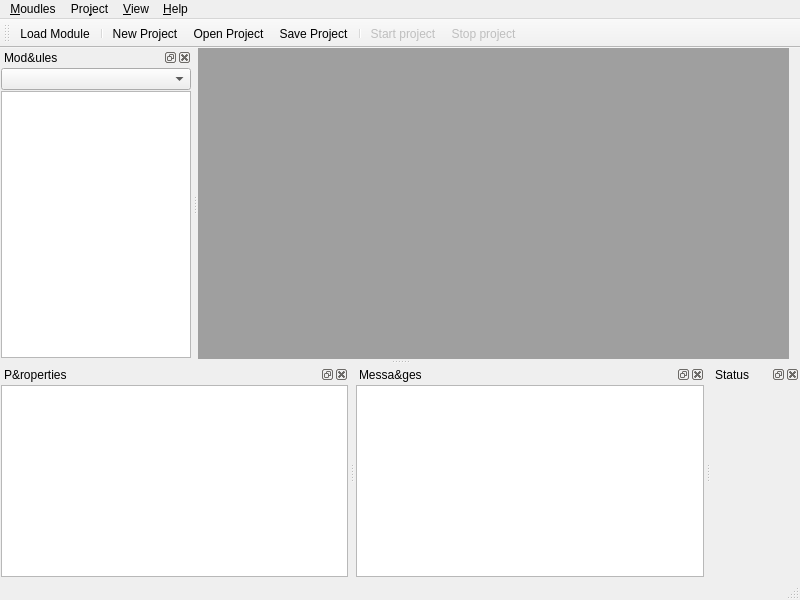
Qt form taskbusplatform/gui/taskbusplatformfrm.ui (b-xiang/taskBus) before a commit.
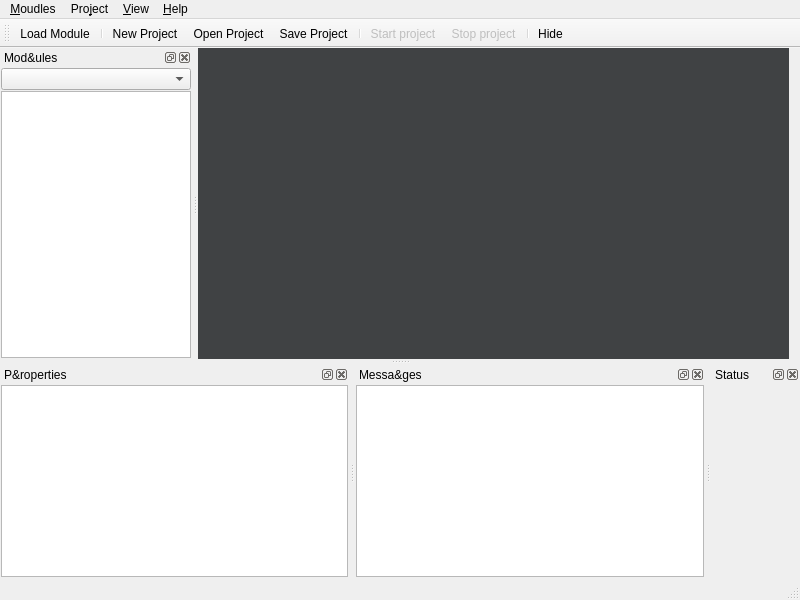
The same form after that commit. Icons and pictures are not drawn. Custom widgets are drawn as their Qt base class.

The edit to the form file:
```diff
--- a/taskbusplatform/gui/taskbusplatformfrm.ui
+++ b/taskbusplatform/gui/taskbusplatformfrm.ui
@@ -47,6 +47,21 @@
         <verstretch>0</verstretch>
        </sizepolicy>
       </property>
+      <property name="verticalScrollBarPolicy">
+       <enum>Qt::ScrollBarAsNeeded</enum>
+      </property>
+      <property name="horizontalScrollBarPolicy">
+       <enum>Qt::ScrollBarAsNeeded</enum>
+      </property>
+      <property name="background">
+       <brush brushstyle="SolidPattern">
+        <color alpha="255">
+         <red>64</red>
+         <green>66</green>
+         <blue>68</blue>
+        </color>
+       </brush>
+      </property>
       <property name="activationOrder">
        <enum>QMdiArea::StackingOrder</enum>
       </property>
@@ -62,6 +77,9 @@
       <property name="tabsMovable">
        <bool>true</bool>
       </property>
+      <property name="tabShape">
+       <enum>QTabWidget::Triangular</enum>
+      </property>
      </widget>
     </item>
    </layout>
@@ -143,6 +161,8 @@
    <addaction name="separator"/>
    <addaction name="action_Start_project"/>
    <addaction name="action_stop_project"/>
+   <addaction name="separator"/>
+   <addaction name="actionhideWindow"/>
   </widget>
   <widget class="QStatusBar" name="statusBar"/>
   <widget class="QDockWidget" name="dockWidget_modules">
@@ -466,7 +486,7 @@
     <bool>true</bool>
    </property>
    <property name="text">
-    <string>&amp;hideWindow</string>
+    <string>&amp;Hide</string>
    </property>
    <property name="toolTip">
     <string>hide window and show tray icon</string>
```
Left out of the diff: 6 changed lines with no effect on the pictures.
